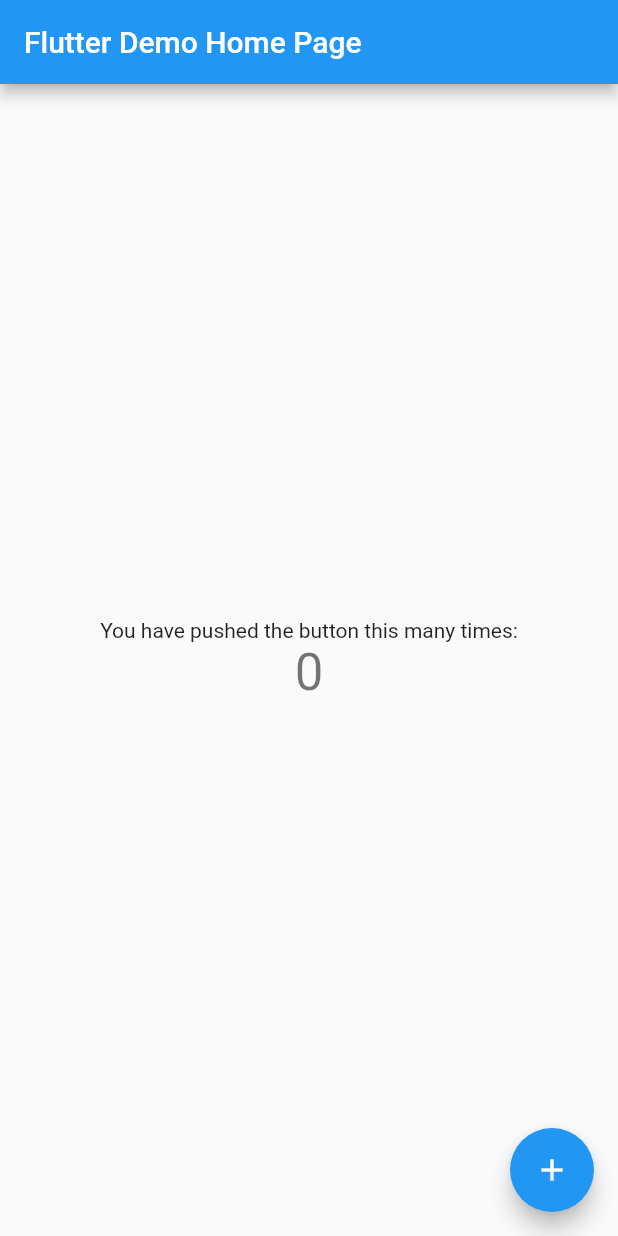
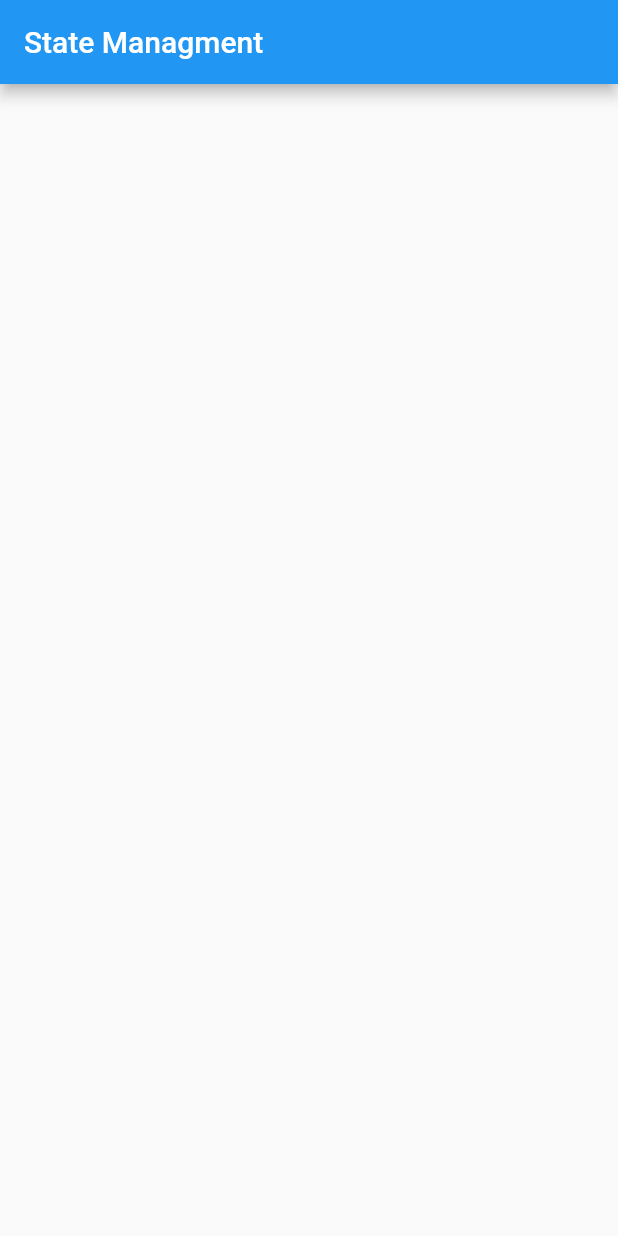
Before and after one commit to rizwanshah123/stateee_managment, a Flutter app: the screen it shows after launch, on a phone screen of 412 x 824 dp. Run offline on Flutter 3.47's test engine with Material 2 defaults, Android fonts, the phone set to English and light mode, and no system bars.

Commit message:
changed the main.dart file

```diff
--- a/lib/main.dart
+++ b/lib/main.dart
@@ -13,103 +13,23 @@
     return MaterialApp(
       title: 'Flutter Demo',
       theme: ThemeData(
-        // This is the theme of your application.
-        //
-        // Try running your application with "flutter run". You'll see the
-        // application has a blue toolbar. Then, without quitting the app, try
-        // changing the primarySwatch below to Colors.green and then invoke
-        // "hot reload" (press "r" in the console where you ran "flutter run",
-        // or simply save your changes to "hot reload" in a Flutter IDE).
-        // Notice that the counter didn't reset back to zero; the application
-        // is not restarted.
         primarySwatch: Colors.blue,
       ),
-      home: const MyHomePage(title: 'Flutter Demo Home Page'),
+      home: Home(),
     );
   }
 }
 
-class MyHomePage extends StatefulWidget {
-  const MyHomePage({super.key, required this.title});
-
-  // This widget is the home page of your application. It is stateful, meaning
-  // that it has a State object (defined below) that contains fields that affect
-  // how it looks.
-
-  // This class is the configuration for the state. It holds the values (in this
-  // case the title) provided by the parent (in this case the App widget) and
-  // used by the build method of the State. Fields in a Widget subclass are
-  // always marked "final".
-
-  final String title;
-
-  @override
-  State<MyHomePage> createState() => _MyHomePageState();
-}
-
-class _MyHomePageState extends State<MyHomePage> {
-  int _counter = 0;
-
-  void _incrementCounter() {
-    setState(() {
-      // This call to setState tells the Flutter framework that something has
-      // changed in this State, which causes it to rerun the build method below
-      // so that the display can reflect the updated values. If we changed
-      // _counter without calling setState(), then the build method would not be
-      // called again, and so nothing would appear to happen.
-      _counter++;
-    });
-  }
-
+class Home extends StatelessWidget {
   @override
   Widget build(BuildContext context) {
-    // This method is rerun every time setState is called, for instance as done
-    // by the _incrementCounter method above.
-    //
-    // The Flutter framework has been optimized to make rerunning build methods
-    // fast, so that you can just rebuild anything that needs updating rather
-    // than having to individually change instances of widgets.
     return Scaffold(
-      appBar: AppBar(
-        // Here we take the value from the MyHomePage object that was created by
-        // the App.build method, and use it to set our appbar title.
-        title: Text(widget.title),
+      appBar:AppBar(
+        title:Text('State Managment')
       ),
-      body: Center(
-        // Center is a layout widget. It takes a single child and positions it
-        // in the middle of the parent.
-        child: Column(
-          // Column is also a layout widget. It takes a list of children and
-          // arranges them vertically. By default, it sizes itself to fit its
-          // children horizontally, and tries to be as tall as its parent.
-          //
-          // Invoke "debug painting" (press "p" in the console, choose the
-          // "Toggle Debug Paint" action from the Flutter Inspector in Android
-          // Studio, or the "Toggle Debug Paint" command in Visual Studio Code)
-          // to see the wireframe for each widget.
-          //
-          // Column has various properties to control how it sizes itself and
-          // how it positions its children. Here we use mainAxisAlignment to
-          // center the children vertically; the main axis here is the vertical
-          // axis because Columns are vertical (the cross axis would be
-          // horizontal).
-          mainAxisAlignment: MainAxisAlignment.center,
-          children: <Widget>[
-            const Text(
-              'You have pushed the button this many times:',
-            ),
-            Text(
-              '$_counter',
-              style: Theme.of(context).textTheme.headline4,
-            ),
-          ],
-        ),
-      ),
-      floatingActionButton: FloatingActionButton(
-        onPressed: _incrementCounter,
-        tooltip: 'Increment',
-        child: const Icon(Icons.add),
-      ), // This trailing comma makes auto-formatting nicer for build methods.
+      body:Column(
+
+      )
     );
   }
 }
```
